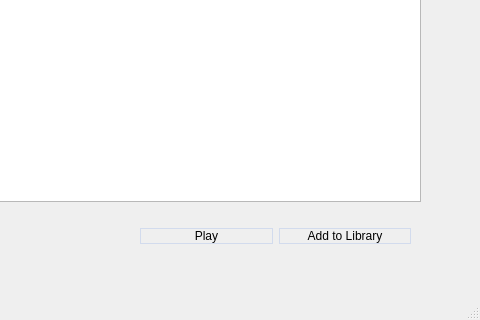
First picture: the form in mainwindow.ui, repository AlexDev404/GUIFinalProject, before the edit; both pictures show x 750 to 1230 and y 427 to 747 of the 1230 by 747 pixel window.
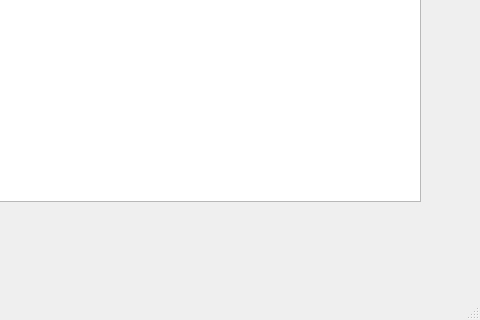
Second picture: the form after the edit. The open tabs and pages were chosen to show the change.

```diff
--- a/mainwindow.ui
+++ b/mainwindow.ui
@@ -1167,38 +1167,6 @@
        <set>Qt::AlignLeading|Qt::AlignLeft|Qt::AlignTop</set>
       </property>
      </widget>
-     <widget class="QWidget" name="layoutWidget_2">
-      <property name="geometry">
-       <rect>
-        <x>540</x>
-        <y>500</y>
-        <width>271</width>
-        <height>31</height>
-       </rect>
-      </property>
-      <layout class="QHBoxLayout" name="horizontalLayout_2">
-       <item>
-        <widget class="QPushButton" name="playButton_aap">
-         <property name="styleSheet">
-          <string notr="true"/>
-         </property>
-         <property name="text">
-          <string>Play</string>
-         </property>
-        </widget>
-       </item>
-       <item>
-        <widget class="QPushButton" name="addToLibraryButton_aap">
-         <property name="styleSheet">
-          <string notr="true"/>
-         </property>
-         <property name="text">
-          <string>Add to Library</string>
-         </property>
-        </widget>
-       </item>
-      </layout>
-     </widget>
     </widget>
     <widget class="QWidget" name="allTracksPage">
      <widget class="QLabel" name="label_atp_1">
```
Left out of the diff: 13 changed lines with no effect on the pictures.
